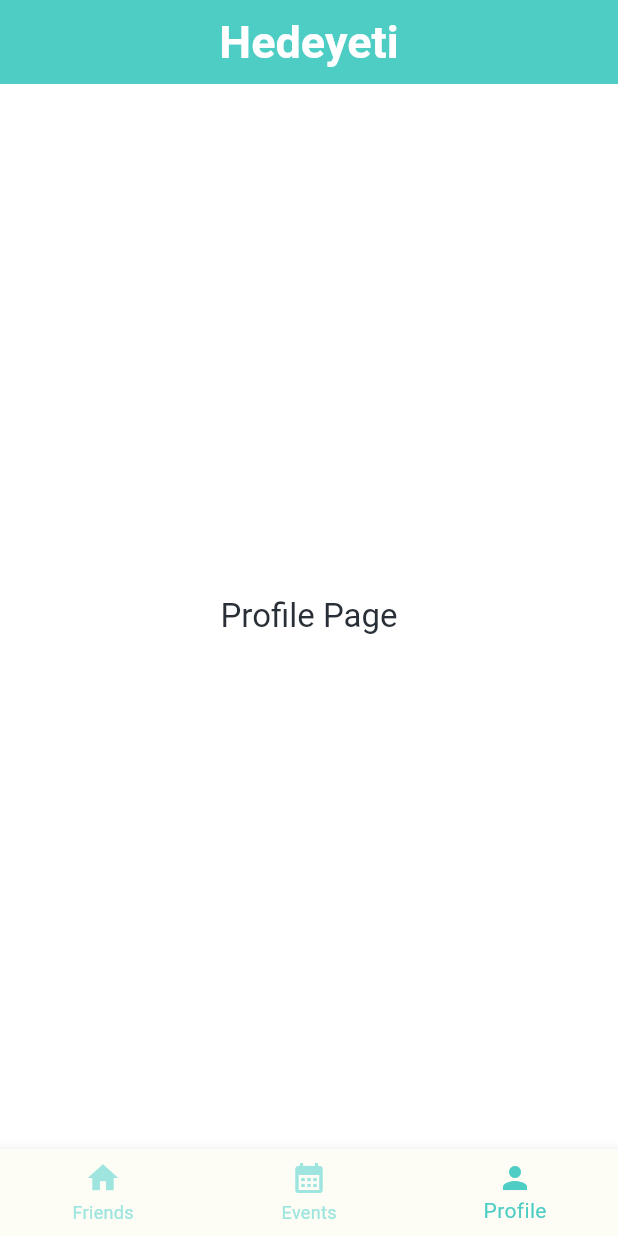
After one commit to YoussefElNagy/Hedieaty, a Flutter app: the screen it shows after launch, item 3 of the bottom bar chosen, on a phone screen of 412 x 824 dp. The commit adds this screen. Run offline on Flutter 3.47's test engine with Material 3 defaults, Android fonts, the phone set to English and light mode, and no system bars.

Commit message:
Structure Modifs

```diff
--- a/lib/components/Home.dart
+++ b/lib/components/Home.dart
@@ -3,15 +3,15 @@ import '../data/friends.dart';
 
 class Home extends StatelessWidget {
   final List<Friend> myFriends = [
-    Friend(username: "SnoopNogg69", upcomingEvents: 2, profilePic: "default_avatar.png", phoneNumber: "+201093255558"),
-    Friend(username: "CristianoRonaldoooooo", upcomingEvents: 6, profilePic: "nog.jpg", phoneNumber: "+201093255558"),
-    Friend(username: "Buk@yoS@k@", upcomingEvents: 0, profilePic: "buk.jpg", phoneNumber: "+201077777777"),
-    Friend(username: "HappyTheAir", upcomingEvents: 2, profilePic: "snoop.jpg", phoneNumber: "+201012345678"),
-    Friend(username: "Ghost", upcomingEvents: 0, profilePic: "nog.jpg", phoneNumber: "+201000000000"),
-    Friend(username: "EidSaeedRamadan", upcomingEvents: 19, profilePic: "buk.jpg", phoneNumber: "+201007775000"),
-    Friend(username: "NourElFouad", upcomingEvents: 1, profilePic: "snoop.jpg", phoneNumber: "+201012344045"),
-    Friend(username: "HamadaBelGanzabeel", upcomingEvents: 3, profilePic: "nog.jpg", phoneNumber: "+201094574821"),
-    Friend(username: "ItsMeBolbol", upcomingEvents: 0, profilePic: "buk.jpg", phoneNumber: "+201090008000"),
+    Friend(username: "SnoopNogg69", upcomingEvents: 2, profilePic: "default_avatar.png", phoneNumber: "+201093255558",events: []),
+    Friend(username: "CristianoRonaldoooooo", upcomingEvents: 6, profilePic: "nog.jpg", phoneNumber: "+201093255558",events: []),
+    Friend(username: "Buk@yoS@k@", upcomingEvents: 0, profilePic: "buk.jpg", phoneNumber: "+201077777777",events: []),
+    Friend(username: "HappyTheAir", upcomingEvents: 2, profilePic: "snoop.jpg", phoneNumber: "+201012345678",events: []),
+    Friend(username: "Ghost", upcomingEvents: 0, profilePic: "nog.jpg", phoneNumber: "+201000000000",events: []),
+    Friend(username: "EidSaeedRamadan", upcomingEvents: 19, profilePic: "buk.jpg", phoneNumber: "+201007775000",events: []),
+    Friend(username: "NourElFouad", upcomingEvents: 1, profilePic: "snoop.jpg", phoneNumber: "+201012344045",events: []),
+    Friend(username: "HamadaBelGanzabeel", upcomingEvents: 3, profilePic: "nog.jpg", phoneNumber: "+201094574821",events: []),
+    Friend(username: "ItsMeBolbol", upcomingEvents: 0, profilePic: "buk.jpg", phoneNumber: "+201090008000",events: []),
   ];
 
   @override
--- /dev/null
+++ b/lib/components/Profile.dart
@@ -0,0 +1,13 @@
+import 'package:flutter/material.dart';
+
+class Profile extends StatelessWidget {
+  @override
+  Widget build(BuildContext context) {
+    return Center(
+      child: Text(
+        'Profile Page',
+        style: Theme.of(context).textTheme.titleLarge,
+      ),
+    );
+  }
+}
--- a/lib/data/friends.dart
+++ b/lib/data/friends.dart
@@ -1,13 +1,16 @@
+import 'event.dart';
+
 class Friend{
   String username;
   int upcomingEvents;
   String profilePic;
   String phoneNumber;
-
+  List <Event> events;
   Friend({
     required this.username,
     required this.upcomingEvents,
     required this.profilePic,
     required this.phoneNumber,
+    required this.events,
 });
 }
```
Also changed, not shown: lib/data/event.dart (added, +18 -0 lines), lib/main.dart (+4 -16 lines), lib/components/EventPage.dart (renamed from lib/components/Events.dart).
